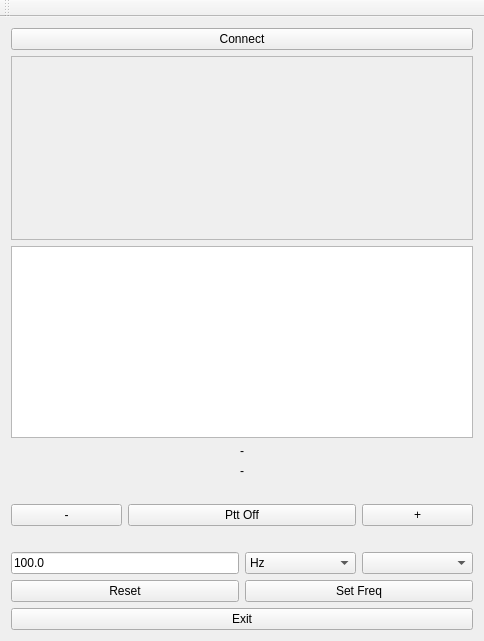
First picture: the form in HackRfRemote/mainwindow.ui, repository takyonxxx/HackRfRemoteControl, before the edit.
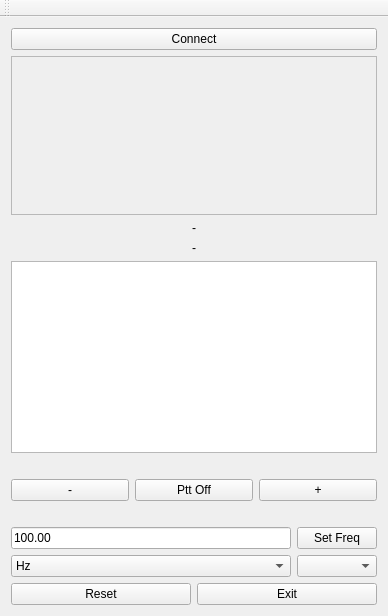
Second picture: the form after the edit. Custom widgets are drawn as their Qt base class.

The edit to the form file:
```diff
--- a/HackRfRemote/mainwindow.ui
+++ b/HackRfRemote/mainwindow.ui
@@ -6,73 +6,18 @@
    <rect>
     <x>0</x>
     <y>0</y>
-    <width>484</width>
-    <height>641</height>
+    <width>388</width>
+    <height>616</height>
    </rect>
   </property>
   <property name="windowTitle">
    <string>MainWindow</string>
   </property>
   <widget class="QWidget" name="centralWidget">
-   <layout class="QGridLayout" name="gridLayout_2">
-    <item row="0" column="0">
      <layout class="QGridLayout" name="gridLayout">
-      <item row="11" column="2">
-       <widget class="QComboBox" name="m_cFreqType">
+    <item row="0" column="0">
+     <layout class="QVBoxLayout" name="verticalLayout">
         <item>
-         <property name="text">
-          <string>Hz</string>
-         </property>
-        </item>
-        <item>
-         <property name="text">
-          <string>KHz</string>
-         </property>
-        </item>
-        <item>
-         <property name="text">
-          <string>MHz</string>
-         </property>
-        </item>
-        <item>
-         <property name="text">
-          <string>GHz</string>
-         </property>
-        </item>
-       </widget>
-      </item>
-      <item row="5" column="0" colspan="4">
-       <widget class="QLabel" name="labelBaud">
-        <property name="text">
-         <string>-</string>
-        </property>
-        <property name="alignment">
-         <set>Qt::AlignCenter</set>
-        </property>
-       </widget>
-      </item>
-      <item row="12" column="2" colspan="2">
-       <widget class="QPushButton" name="m_pBSetFreq">
-        <property name="text">
-         <string>Set Freq</string>
-        </property>
-       </widget>
-      </item>
-      <item row="12" column="0" colspan="2">
-       <widget class="QPushButton" name="m_pReset">
-        <property name="text">
-         <string>Reset</string>
-        </property>
-       </widget>
-      </item>
-      <item row="11" column="0" colspan="2">
-       <widget class="QLineEdit" name="m_lEditFreq">
-        <property name="text">
-         <string>100.0</string>
-        </property>
-       </widget>
-      </item>
-      <item row="0" column="0" colspan="4">
        <widget class="QPushButton" name="m_pBConnect">
         <property name="maximumSize">
          <size>
@@ -85,68 +30,9 @@
         </property>
        </widget>
       </item>
-      <item row="6" column="0" colspan="4">
-       <spacer name="horizontalSpacer_2">
-        <property name="orientation">
-         <enum>Qt::Horizontal</enum>
-        </property>
-        <property name="sizeHint" stdset="0">
-         <size>
-          <width>40</width>
-          <height>20</height>
-         </size>
-        </property>
-       </spacer>
-      </item>
-      <item row="13" column="0" colspan="4">
-       <widget class="QPushButton" name="m_pBExit">
-        <property name="minimumSize">
-         <size>
-          <width>0</width>
-          <height>0</height>
-         </size>
-        </property>
-        <property name="maximumSize">
-         <size>
-          <width>16777215</width>
-          <height>40</height>
-         </size>
-        </property>
-        <property name="text">
-         <string>Exit</string>
-        </property>
-       </widget>
-      </item>
-      <item row="9" column="0" colspan="4">
-       <spacer name="horizontalSpacer">
-        <property name="orientation">
-         <enum>Qt::Horizontal</enum>
-        </property>
-        <property name="sizeHint" stdset="0">
-         <size>
-          <width>40</width>
-          <height>20</height>
-         </size>
-        </property>
-       </spacer>
-      </item>
-      <item row="11" column="3">
-       <widget class="QComboBox" name="m_cDemod"/>
-      </item>
-      <item row="4" column="0" colspan="4">
-       <widget class="QLabel" name="labelDataReceived">
-        <property name="text">
-         <string>-</string>
-        </property>
-        <property name="alignment">
-         <set>Qt::AlignCenter</set>
-        </property>
-       </widget>
-      </item>
-      <item row="2" column="0" colspan="4">
-       <widget class="QTextBrowser" name="m_textStatus"/>
-      </item>
-      <item row="1" column="0" colspan="4">
+      <item>
+       <layout class="QGridLayout" name="gridLayout_4">
+        <item row="0" column="0">
        <widget class="CFreqCtrl" name="freqCtrl">
         <property name="sizePolicy">
          <sizepolicy hsizetype="Expanding" vsizetype="Expanding">
@@ -171,14 +57,22 @@
         </property>
        </widget>
       </item>
-      <item row="7" column="0">
-       <widget class="QPushButton" name="m_pDecFreq">
-        <property name="text">
-         <string>-</string>
-        </property>
-       </widget>
-      </item>
-      <item row="7" column="1" colspan="2">
+        <item row="6" column="0">
+         <spacer name="horizontalSpacer">
+          <property name="orientation">
+           <enum>Qt::Horizontal</enum>
+          </property>
+          <property name="sizeHint" stdset="0">
+           <size>
+            <width>40</width>
+            <height>20</height>
+           </size>
+          </property>
+         </spacer>
+        </item>
+        <item row="5" column="0">
+         <layout class="QGridLayout" name="gridLayout_2">
+          <item row="0" column="1">
        <widget class="QPushButton" name="m_pBSpeak">
         <property name="minimumSize">
          <size>
@@ -197,12 +91,141 @@
         </property>
        </widget>
       </item>
-      <item row="7" column="3">
+          <item row="0" column="0">
+           <widget class="QPushButton" name="m_pDecFreq">
+            <property name="text">
+             <string>-</string>
+            </property>
+           </widget>
+          </item>
+          <item row="0" column="2">
        <widget class="QPushButton" name="m_pIncFreq">
         <property name="text">
          <string>+</string>
         </property>
        </widget>
+          </item>
+         </layout>
+        </item>
+        <item row="4" column="0">
+         <spacer name="horizontalSpacer_2">
+          <property name="orientation">
+           <enum>Qt::Horizontal</enum>
+          </property>
+          <property name="sizeHint" stdset="0">
+           <size>
+            <width>40</width>
+            <height>20</height>
+           </size>
+          </property>
+         </spacer>
+        </item>
+        <item row="7" column="0">
+         <layout class="QGridLayout" name="gridLayout_3">
+          <item row="0" column="0">
+           <widget class="QLineEdit" name="m_lEditFreq">
+            <property name="text">
+             <string>100.00</string>
+            </property>
+           </widget>
+          </item>
+          <item row="2" column="0">
+           <widget class="QComboBox" name="m_cFreqType">
+            <item>
+             <property name="text">
+              <string>Hz</string>
+             </property>
+            </item>
+            <item>
+             <property name="text">
+              <string>KHz</string>
+             </property>
+            </item>
+            <item>
+             <property name="text">
+              <string>MHz</string>
+             </property>
+            </item>
+            <item>
+             <property name="text">
+              <string>GHz</string>
+             </property>
+            </item>
+           </widget>
+          </item>
+          <item row="0" column="1">
+           <widget class="QPushButton" name="m_pBSetFreq">
+            <property name="text">
+             <string>Set Freq</string>
+            </property>
+           </widget>
+          </item>
+          <item row="2" column="1">
+           <widget class="QComboBox" name="m_cDemod"/>
+          </item>
+         </layout>
+        </item>
+        <item row="1" column="0">
+         <widget class="QLabel" name="labelDataReceived">
+          <property name="text">
+           <string>-</string>
+          </property>
+          <property name="alignment">
+           <set>Qt::AlignCenter</set>
+          </property>
+         </widget>
+        </item>
+        <item row="3" column="0">
+         <widget class="QTextBrowser" name="m_textStatus">
+          <property name="maximumSize">
+           <size>
+            <width>16777215</width>
+            <height>16777215</height>
+           </size>
+          </property>
+         </widget>
+        </item>
+        <item row="2" column="0">
+         <widget class="QLabel" name="labelBaud">
+          <property name="text">
+           <string>-</string>
+          </property>
+          <property name="alignment">
+           <set>Qt::AlignCenter</set>
+          </property>
+         </widget>
+        </item>
+        <item row="8" column="0">
+         <layout class="QGridLayout" name="gridLayout_5">
+          <item row="0" column="0">
+           <widget class="QPushButton" name="m_pReset">
+            <property name="text">
+             <string>Reset</string>
+            </property>
+           </widget>
+          </item>
+          <item row="0" column="1">
+           <widget class="QPushButton" name="m_pBExit">
+            <property name="minimumSize">
+             <size>
+              <width>0</width>
+              <height>0</height>
+             </size>
+            </property>
+            <property name="maximumSize">
+             <size>
+              <width>16777215</width>
+              <height>40</height>
+             </size>
+            </property>
+            <property name="text">
+             <string>Exit</string>
+            </property>
+           </widget>
+          </item>
+         </layout>
+        </item>
+       </layout>
       </item>
      </layout>
     </item>
```
Lines whose indentation alone changed are shown as unchanged.
